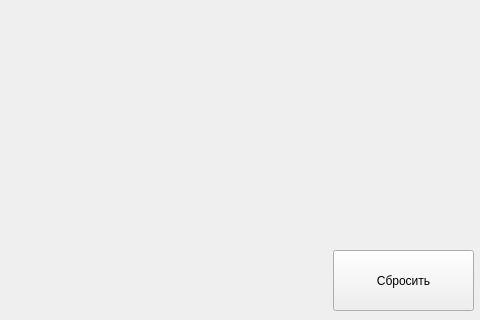
The window that ui.ui (kldd0/maps-api) describes before a commit, drawn with Qt 5; both pictures show x 297 to 777 and y 280 to 600 of the 777 by 600 pixel window.
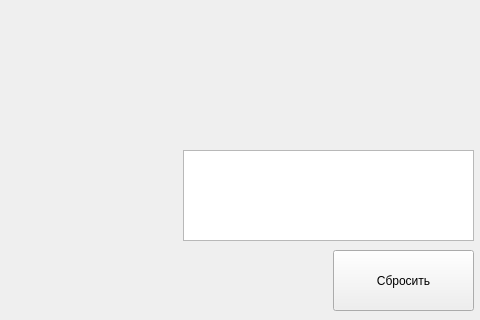
The same window after the commit.

```diff
--- a/ui.ui
+++ b/ui.ui
@@ -79,6 +79,16 @@
      <string>Сбросить</string>
     </property>
    </widget>
+   <widget class="QTextBrowser" name="full_adress_obj">
+    <property name="geometry">
+     <rect>
+      <x>480</x>
+      <y>430</y>
+      <width>291</width>
+      <height>91</height>
+     </rect>
+    </property>
+   </widget>
   </widget>
  </widget>
  <resources/>
```
